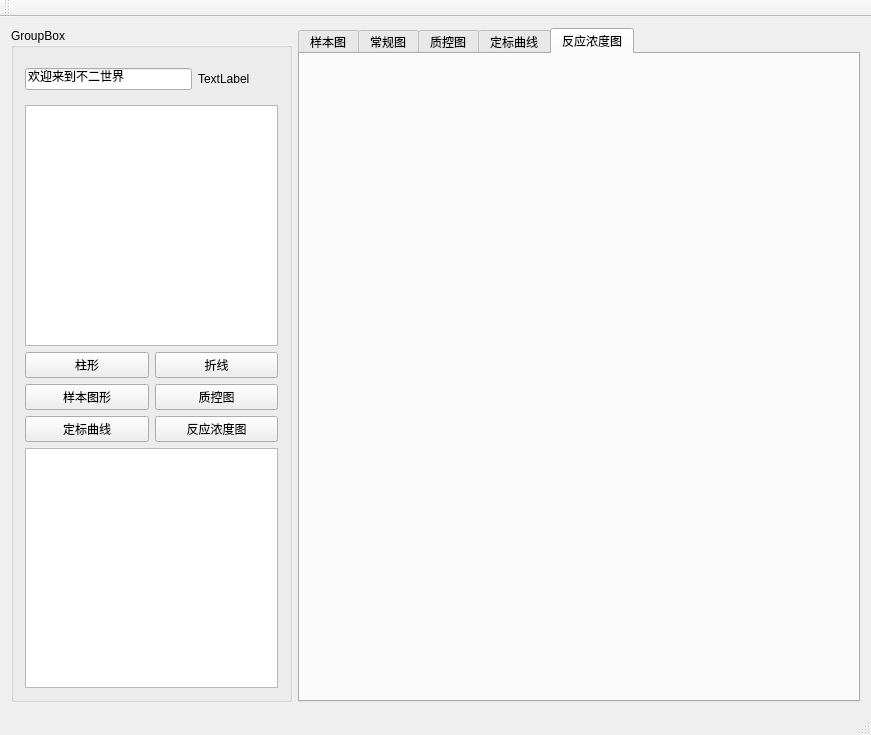
FlowWaterMe/myplot, file QtGuiApplication3/QtGuiApplication3/QtGuiApplication3.ui: the form before one commit.
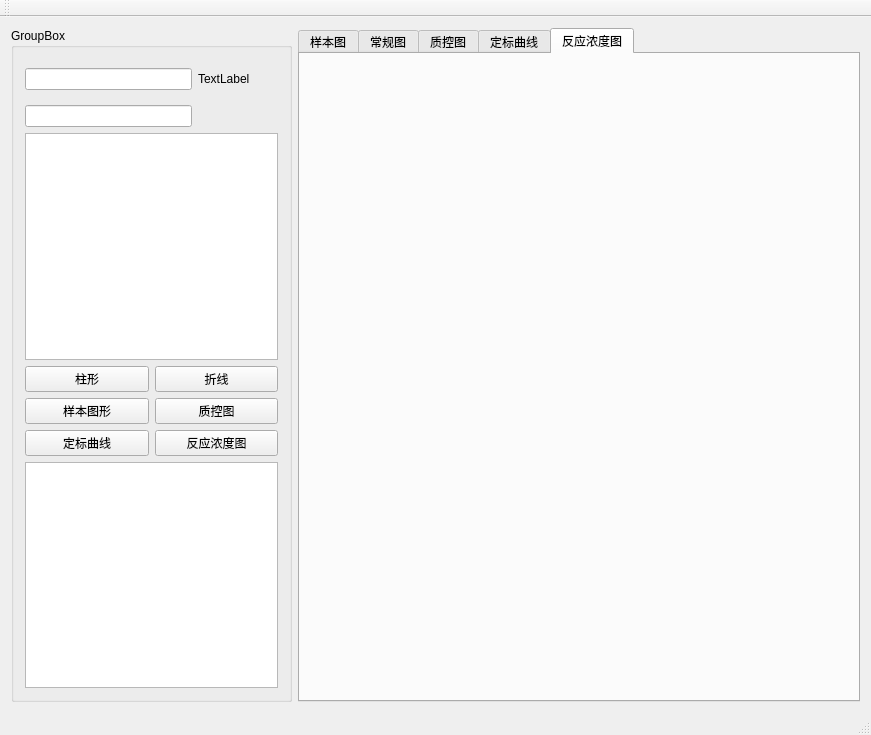
The form after the commit. Custom widgets are drawn as their Qt base class.

Diff of the .ui file:
```diff
--- a/QtGuiApplication3/QtGuiApplication3/QtGuiApplication3.ui
+++ b/QtGuiApplication3/QtGuiApplication3/QtGuiApplication3.ui
@@ -23,13 +23,6 @@
          <string>GroupBox</string>
         </property>
         <layout class="QGridLayout" name="gridLayout_6">
-         <item row="0" column="0">
-          <widget class="QLineEdit" name="lineEdit">
-           <property name="text">
-            <string>欢迎来到不二世界</string>
-           </property>
-          </widget>
-         </item>
          <item row="0" column="1">
           <widget class="CMySlideSwitch" name="label">
            <property name="minimumSize">
@@ -43,10 +36,17 @@
            </property>
           </widget>
          </item>
-         <item row="1" column="0" colspan="2">
-          <widget class="QTableWidget" name="tableWidget"/>
+         <item row="0" column="0">
+          <widget class="QLineEdit" name="lineEdit">
+           <property name="text">
+            <string/>
+           </property>
+          </widget>
          </item>
          <item row="2" column="0" colspan="2">
+          <widget class="QTableWidget" name="tableWidget"/>
+         </item>
+         <item row="3" column="0" colspan="2">
           <layout class="QGridLayout" name="gridLayout_5">
            <item row="0" column="0">
             <widget class="QPushButton" name="pushButton_zhuxing">
@@ -107,9 +107,12 @@
            </item>
           </layout>
          </item>
-         <item row="3" column="0" colspan="2">
+         <item row="4" column="0" colspan="2">
           <widget class="QTextEdit" name="textEdit"/>
          </item>
+         <item row="1" column="0">
+          <widget class="QLineEdit" name="lineEdit_2"/>
+         </item>
         </layout>
        </widget>
       </item>
```
